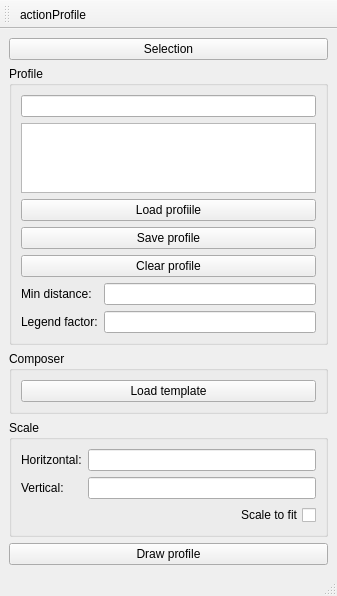
The window that ui/draw_profile_v3.ui (yangxhcaf/giswater_qgis_plugin) describes before a commit, drawn with Qt 5.
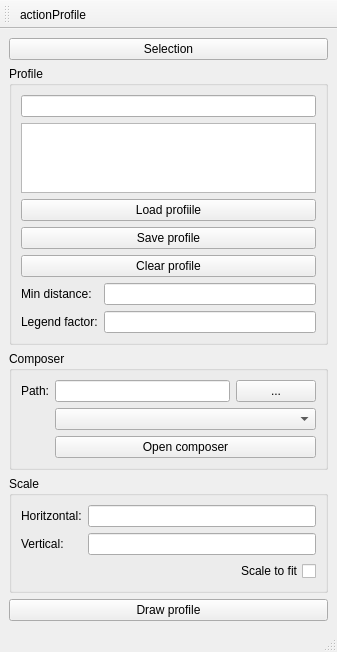
The same window after the commit. Icons and pictures are not drawn.

```diff
--- a/ui/draw_profile_v3.ui
+++ b/ui/draw_profile_v3.ui
@@ -7,7 +7,7 @@
     <x>0</x>
     <y>0</y>
     <width>337</width>
-    <height>549</height>
+    <height>563</height>
    </rect>
   </property>
   <property name="windowTitle">
@@ -85,9 +85,29 @@
       </property>
       <layout class="QGridLayout" name="gridLayout_3">
        <item row="0" column="0">
-        <widget class="QPushButton" name="btn_load_teamplate">
+        <widget class="QLabel" name="label">
          <property name="text">
-          <string>Load template</string>
+          <string>Path:</string>
+         </property>
+        </widget>
+       </item>
+       <item row="0" column="1">
+        <widget class="QLineEdit" name="composers_path"/>
+       </item>
+       <item row="0" column="2">
+        <widget class="QPushButton" name="btn_update_path">
+         <property name="text">
+          <string>...</string>
+         </property>
+        </widget>
+       </item>
+       <item row="1" column="1" colspan="2">
+        <widget class="QComboBox" name="cmb_composer"/>
+       </item>
+       <item row="2" column="1" colspan="2">
+        <widget class="QPushButton" name="btn_open_composer">
+         <property name="text">
+          <string>Open composer</string>
          </property>
         </widget>
        </item>
```
